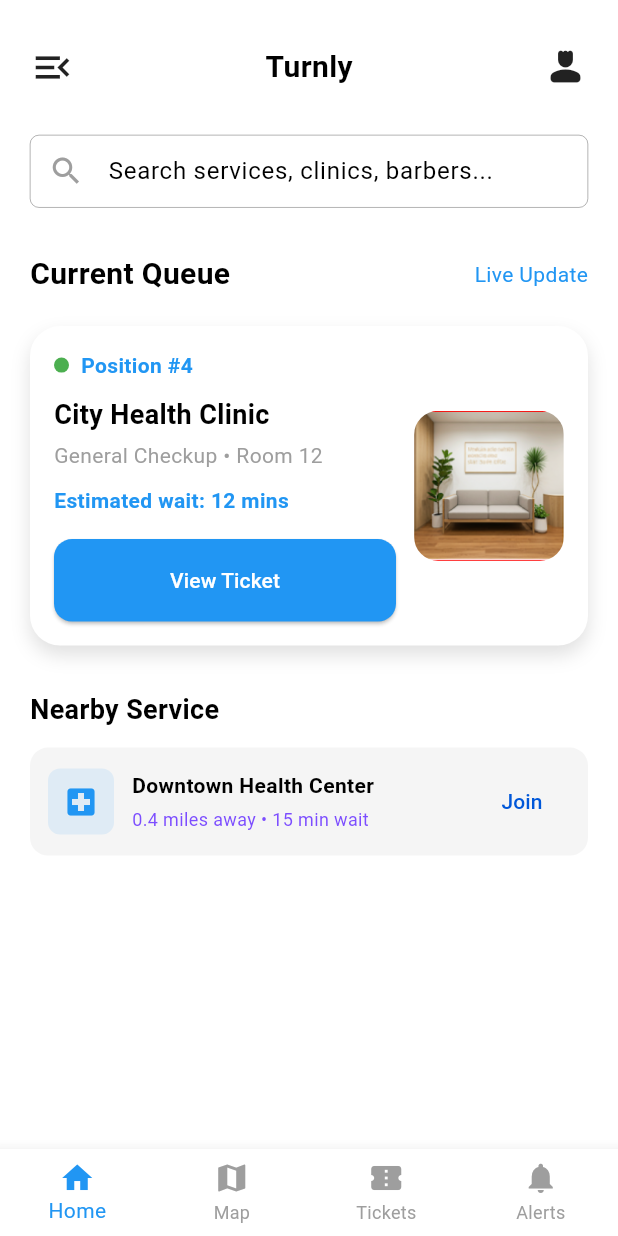
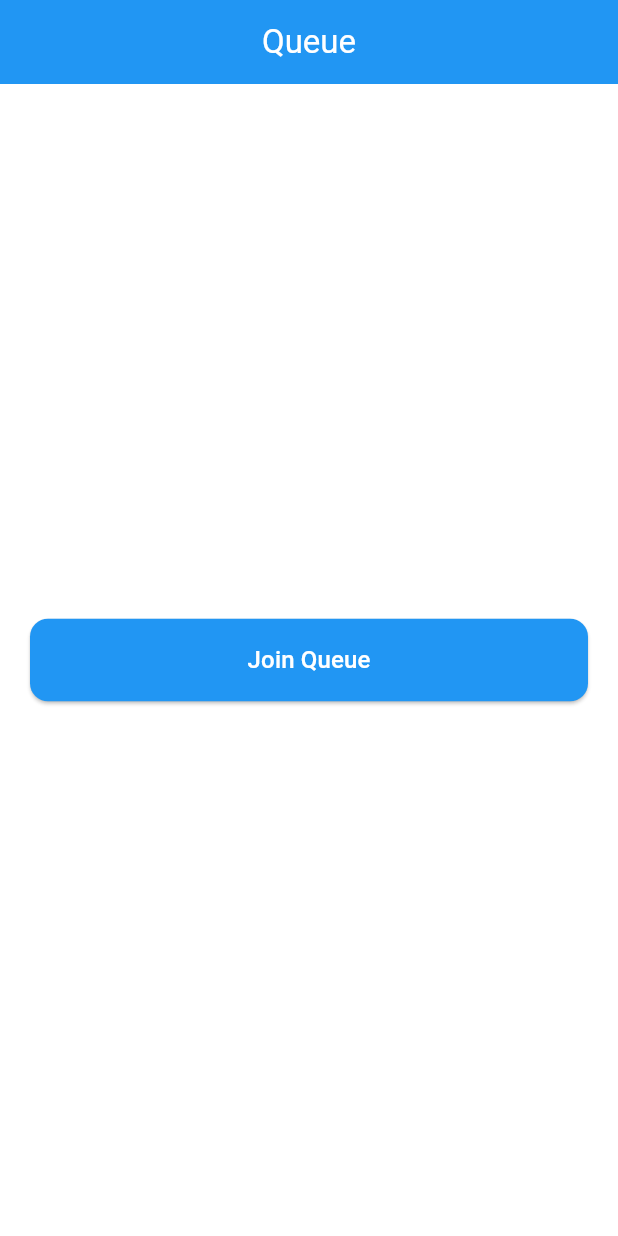
Before and after one commit to aramanja-emmanuel/turnly_app, a Flutter app: the QueueScreen screen opened directly, on a phone screen of 412 x 824 dp. Run offline on Flutter 3.47's test engine with Material 3 defaults, Android fonts, the phone set to English and light mode, and no system bars.

Commit message:
queue now functional

```diff
--- a/lib/main.dart
+++ b/lib/main.dart
@@ -1,4 +1,5 @@
 import 'package:flutter/material.dart';
+import 'package:turnly_app/queue_screen.dart';
 import 'home_screen.dart';
 
 void main() {
@@ -14,7 +15,7 @@ class TurnlyApp extends StatelessWidget {
       title: 'Turnly',
       debugShowCheckedModeBanner: false,
       theme: lightTheme,
-      home: const HomeScreen(),
+      home: const QueueScreen(),
     );
   }
 }
--- a/lib/queue_screen.dart
+++ b/lib/queue_screen.dart
@@ -1,3 +1,5 @@
+import 'dart:async';
+import 'dart:math';
 import 'package:flutter/material.dart';
 
 class QueueScreen extends StatefulWidget {
@@ -8,158 +10,134 @@ class QueueScreen extends StatefulWidget {
 }
 
 class _QueueScreenState extends State<QueueScreen> {
-  int _currentIndex = 0;
+  bool _isInQueue = false;
+  int _position = 0;
+  int _estimatedMinutes = 0;
+  Timer? _timer;
 
-  void _onNavTap(int index) {
+
+
+  void _joinQueue() {
+    final random = Random();
+    final startPosition = random.nextInt(5) + 3; // 3–7 people ahead
+
     setState(() {
-      _currentIndex = index;
+      _isInQueue = true;
+      _position = startPosition;
+      _estimatedMinutes = _position * 3; // 3 mins per person
     });
 
-    // Future: Add navigation logic per tab
+    _startQueueSimulation();
   }
+
+  //////////////////////////////////////////////////////////
+  // SIMULATE LIVE QUEUE MOVEMENT
+  //////////////////////////////////////////////////////////
+
+  void _startQueueSimulation() {
+    _timer?.cancel();
+
+    _timer = Timer.periodic(const Duration(seconds: 5), (timer) {
+      if (_position > 1) {
+        setState(() {
+          _position--;
+          _estimatedMinutes = _position * 3;
+        });
+      } else {
+        timer.cancel();
+        _goToStatusScreen();
+      }
+    });
+  }
+
+  //////////////////////////////////////////////////////////
+  // NAVIGATE WHEN IT'S USER'S TURN
+  //////////////////////////////////////////////////////////
+
+  void _goToStatusScreen() {
+    Navigator.pushReplacement(
+      context,
+      MaterialPageRoute(
+        builder: (_) => const StatusScreen(),
+      ),
+    );
+  }
+
+  @override
+  void dispose() {
+    _timer?.cancel();
+    super.dispose();
+  }
+
+  //////////////////////////////////////////////////////////
+  // UI
+  //////////////////////////////////////////////////////////
 
   @override
   Widget build(BuildContext context) {
     return Scaffold(
       backgroundColor: Colors.white,
-      bottomNavigationBar: _buildBottomNavigation(),
-      body: SafeArea(
-        child: SingleChildScrollView(
-          padding: const EdgeInsets.symmetric(horizontal: 20, vertical: 30),
-          child: Column(
-            crossAxisAlignment: CrossAxisAlignment.start,
-            children: const [
-              _HeaderSection(),
-              SizedBox(height: 30),
-              _SearchSection(),
-              SizedBox(height: 30),
-              _CurrentQueueSection(),
-              SizedBox(height: 30),
-              _NearbyServiceSection(),
-            ],
+      appBar: AppBar(
+        title: const Text('Queue'),
+        backgroundColor: Colors.blue,
       ),
+      body: Padding(
+        padding: const EdgeInsets.all(20),
+        child: _isInQueue ? _buildQueueStatus() : _buildJoinState(),
+      ),
+    );
+  }
+
+  //////////////////////////////////////////////////////////
+  // JOIN STATE UI
+  //////////////////////////////////////////////////////////
+
+  Widget _buildJoinState() {
+    return Center(
+      child: ElevatedButton(
+        onPressed: _joinQueue,
+        style: ElevatedButton.styleFrom(
+          backgroundColor: Colors.blue,
+          padding: const EdgeInsets.symmetric(
+            horizontal: 40,
+            vertical: 16,
+          ),
+          shape: RoundedRectangleBorder(
+            borderRadius: BorderRadius.circular(12),
+          ),
+        ),
+        child: const Text(
+          'Join Queue',
+          style: TextStyle(fontSize: 16),
         ),
       ),
     );
   }
 
-  Widget _buildBottomNavigation() {
-    return BottomNavigationBar(
-      currentIndex: _currentIndex,
-      selectedItemColor: Colors.blue,
-      unselectedItemColor: Colors.grey,
-      type: BottomNavigationBarType.fixed,
-      onTap: _onNavTap,
-      items: const [
-        BottomNavigationBarItem(
-          icon: Icon(Icons.home),
-          label: 'Home',
-        ),
-        BottomNavigationBarItem(
-          icon: Icon(Icons.map),
-          label: 'Map',
-        ),
-        BottomNavigationBarItem(
-          icon: Icon(Icons.confirmation_num),
-          label: 'Tickets',
-        ),
-        BottomNavigationBarItem(
-          icon: Icon(Icons.notifications),
-          label: 'Alerts',
-        ),
-      ],
-    );
-  }
-}
-
   //////////////////////////////////////////////////////////
-// HEADER SECTION
+  // QUEUE STATUS UI
   //////////////////////////////////////////////////////////
 
-class _HeaderSection extends StatelessWidget {
-  const _HeaderSection();
-
-  @override
-  Widget build(BuildContext context) {
-    return Row(
-      mainAxisAlignment: MainAxisAlignment.spaceBetween,
-      children: const [
-        Icon(Icons.menu_open, size: 30),
-        Text(
-          'Turnly',
-          style: TextStyle(fontSize: 20, fontWeight: FontWeight.bold),
-        ),
-        Icon(Icons.person_4_rounded, size: 30),
-      ],
-    );
-  }
-}
-
-//////////////////////////////////////////////////////////
-// SEARCH SECTION
-//////////////////////////////////////////////////////////
-
-class _SearchSection extends StatelessWidget {
-  const _SearchSection();
-
-  @override
-  Widget build(BuildContext context) {
-    return Container(
-      padding: const EdgeInsets.symmetric(horizontal: 12),
-      decoration: BoxDecoration(
-        color: Colors.white,
-        border: Border.all(color: Colors.black, width: 0.2),
-        borderRadius: BorderRadius.circular(6),
-      ),
-      child: const TextField(
-        decoration: InputDecoration(
-          icon: Icon(Icons.search, color: Colors.grey),
-          hintText: 'Search services, clinics, barbers...',
-          border: InputBorder.none,
-        ),
-      ),
-    );
-  }
-}
-
-//////////////////////////////////////////////////////////
-// CURRENT QUEUE SECTION
-//////////////////////////////////////////////////////////
-
-class _CurrentQueueSection extends StatelessWidget {
-  const _CurrentQueueSection();
-
-  @override
-  Widget build(BuildContext context) {
+  Widget _buildQueueStatus() {
     return Column(
       crossAxisAlignment: CrossAxisAlignment.start,
       children: [
-        _buildHeader(),
-        const SizedBox(height: 20),
-        _buildQueueCard(context),
+        const Text(
+          'You are in queue',
+          style: TextStyle(
+            fontSize: 20,
+            fontWeight: FontWeight.bold,
+          ),
+        ),
+        const SizedBox(height: 30),
+        _buildStatusCard(),
       ],
     );
   }
 
-  Widget _buildHeader() {
-    return Row(
-      mainAxisAlignment: MainAxisAlignment.spaceBetween,
-      children: const [
-        Text(
-          'Current Queue',
-          style: TextStyle(fontSize: 20, fontWeight: FontWeight.bold),
-        ),
-        Text(
-          'Live Update',
-          style: TextStyle(color: Colors.blue),
-        ),
-      ],
-    );
-  }
-
-  Widget _buildQueueCard(BuildContext context) {
+  Widget _buildStatusCard() {
     return Container(
-      padding: const EdgeInsets.all(16),
+      padding: const EdgeInsets.all(20),
       decoration: BoxDecoration(
         color: Colors.white,
         borderRadius: BorderRadius.circular(20),
@@ -171,77 +149,27 @@ class _CurrentQueueSection extends StatelessWidget {
           ),
         ],
       ),
-      child: Row(
+      child: Column(
         children: [
-          Expanded(
-            child: Column(
-              crossAxisAlignment: CrossAxisAlignment.start,
-              children: [
-                Row(
-                  children: const [
-                    CircleAvatar(
-                      radius: 5,
-                      backgroundColor: Colors.green,
-                    ),
-                    SizedBox(width: 8),
           Text(
-                      'Position #4',
-                      style: TextStyle(
+            'Position #$_position',
+            style: const TextStyle(
+              fontSize: 26,
+              fontWeight: FontWeight.bold,
               color: Colors.blue,
-                        fontWeight: FontWeight.w600,
-                      ),
-                    ),
-                  ],
-                ),
-                const SizedBox(height: 10),
-                const Text(
-                  'City Health Clinic',
-                  style: TextStyle(
-                    fontSize: 18,
-                    fontWeight: FontWeight.bold,
-                  ),
-                ),
-                const SizedBox(height: 4),
-                const Text(
-                  'General Checkup • Room 12',
-                  style: TextStyle(color: Colors.grey),
-                ),
-                const SizedBox(height: 10),
-                const Text(
-                  'Estimated wait: 12 mins',
-                  style: TextStyle(
-                    color: Colors.blue,
-                    fontWeight: FontWeight.w600,
             ),
           ),
           const SizedBox(height: 16),
-                SizedBox(
-                  width: double.infinity,
-                  child: ElevatedButton(
-                    onPressed: () {
-                      // Future: Navigate to ticket details
-                    },
-                    style: ElevatedButton.styleFrom(
-                      backgroundColor: Colors.blue,
-                      shape: RoundedRectangleBorder(
-                        borderRadius: BorderRadius.circular(12),
+          Text(
+            'Estimated wait: $_estimatedMinutes mins',
+            style: const TextStyle(
+              fontSize: 16,
+              color: Colors.grey,
             ),
           ),
-                    child: const Text('View Ticket'),
-                  ),
-                ),
-              ],
-            ),
-          ),
-          const SizedBox(width: 12),
-          ClipRRect(
-            borderRadius: BorderRadius.circular(16),
-            child: Image.asset(
-              'assets/images/turnlyimage2.PNG',
-              width: 100,
-              height: 100,
-              fit: BoxFit.cover,
-            ),
+          const SizedBox(height: 20),
+          const CircularProgressIndicator(
+            color: Colors.blue,
           ),
         ],
       ),
@@ -250,74 +178,52 @@ class _CurrentQueueSection extends StatelessWidget {
 }
 
 //////////////////////////////////////////////////////////
-// NEARBY SERVICE SECTION
+// STATUS SCREEN (When It's User's Turn)
 //////////////////////////////////////////////////////////
 
-class _NearbyServiceSection extends StatelessWidget {
-  const _NearbyServiceSection();
+class StatusScreen extends StatelessWidget {
+  const StatusScreen({super.key});
 
   @override
   Widget build(BuildContext context) {
-    return Column(
-      crossAxisAlignment: CrossAxisAlignment.start,
+    return Scaffold(
+      backgroundColor: Colors.white,
+      body: Center(
+        child: Container(
+          padding: const EdgeInsets.all(24),
+          margin: const EdgeInsets.symmetric(horizontal: 30),
+          decoration: BoxDecoration(
+            color: Colors.blue,
+            borderRadius: BorderRadius.circular(20),
+          ),
+          child: const Column(
+            mainAxisSize: MainAxisSize.min,
             children: [
-        const Text(
-          'Nearby Service',
-          style: TextStyle(fontSize: 18, fontWeight: FontWeight.bold),
+              Icon(
+                Icons.notifications_active,
+                color: Colors.white,
+                size: 50,
               ),
-        const SizedBox(height: 12),
-        _buildServiceCard(),
-      ],
-    );
-  }
-
-  Widget _buildServiceCard() {
-    return Container(
-      padding: const EdgeInsets.all(12),
-      decoration: BoxDecoration(
-        color: Colors.grey.shade100,
-        borderRadius: BorderRadius.circular(12),
-      ),
-      child: Row(
-        children: [
-          Container(
-            padding: const EdgeInsets.all(10),
-            decoration: BoxDecoration(
-              color: Colors.blue.withOpacity(0.1),
-              borderRadius: BorderRadius.circular(8),
-            ),
-            child: const Icon(
-              Icons.local_hospital,
-              color: Colors.blue,
+              SizedBox(height: 20),
+              Text(
+                'It\'s Your Turn!',
+                style: TextStyle(
+                  color: Colors.white,
+                  fontSize: 22,
+                  fontWeight: FontWeight.bold,
                 ),
               ),
-          const SizedBox(width: 12),
-          const Expanded(
-            child: Column(
-              crossAxisAlignment: CrossAxisAlignment.start,
-              children: [
+              SizedBox(height: 10),
               Text(
-                  'Downtown Health Center',
-                  style: TextStyle(fontWeight: FontWeight.w600),
+                'Please proceed to the service desk.',
+                style: TextStyle(
+                  color: Colors.white70,
                 ),
-                SizedBox(height: 4),
-                Text(
-                  '0.4 miles away • 15 min wait',
-                  style: TextStyle(
-                    color: Colors.deepPurpleAccent,
-                    fontSize: 12,
-                  ),
+                textAlign: TextAlign.center,
               ),
             ],
           ),
         ),
-          TextButton(
-            onPressed: () {
-              // Future: Join queue logic
-            },
-            child: const Text('Join'),
-          ),
-        ],
       ),
     );
   }
```
Lines whose indentation alone changed are shown as unchanged.
